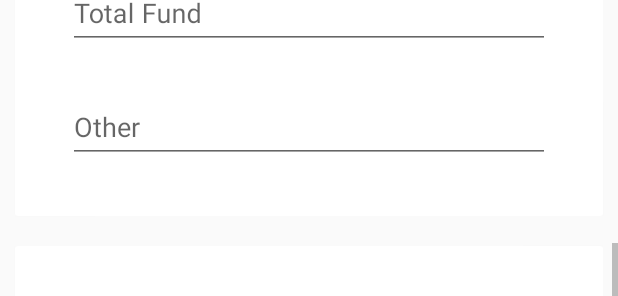
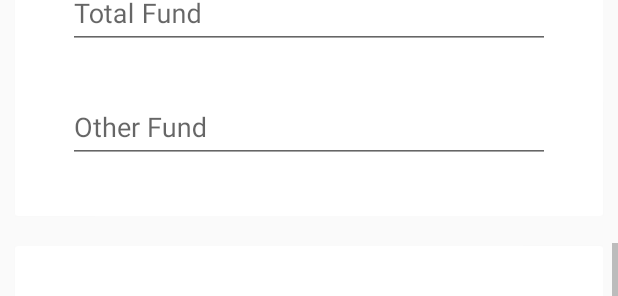
Before and after one commit to amias-samir/Conservation-Tracking, an Android app: the layout hwc_endowment_fund.xml on its own in the app's theme, with its tools: preview values and no code run, scrolled down 1317 dp, on a phone screen of 412 x 824 dp. Shown: the part 569-865 px from the top of the screen. Run offline under Robolectric (Android 15) with nearby library versions, the phone set to English and light mode, and no system bars.

Commit message:
minor issue fixes

```diff
--- a/app/src/main/java/com/naxa/conservationtrackingapp/activities/General_Form.java
+++ b/app/src/main/java/com/naxa/conservationtrackingapp/activities/General_Form.java
@@ -418,6 +418,7 @@ public class General_Form extends AppCompatActivity implements AdapterView.OnIte
         startGps.setOnClickListener(new View.OnClickListener() {
             @Override
             public void onClick(View v) {
+                latLangArray = "";
                 initLat = 0.0; initLong = 0.0; finalLat = 0.0; finalLong = 0.0;
                 listCf.clear();
                 gpslocation.clear();
--- a/app/src/main/java/com/naxa/conservationtrackingapp/forest/ForestFire.java
+++ b/app/src/main/java/com/naxa/conservationtrackingapp/forest/ForestFire.java
@@ -95,6 +95,7 @@ import cn.refactor.lib.colordialog.PromptDialog;
  * Created by ramaan on 1/18/2016.
  */
 public class ForestFire extends AppCompatActivity implements AdapterView.OnItemSelectedListener {
+    private static final String TAG = "ForestFire";
     Toolbar toolbar;
     int CAMERA_PIC_REQUEST = 2;
     Spinner spinnerLandscape, spinnermobilization, spinnercausesOfForestFire;
@@ -858,6 +859,8 @@ public class ForestFire extends AppCompatActivity implements AdapterView.OnItemS
 
             jsonToSend = post_dict.toString();
 
+            Log.d(TAG, "convertDataToJson: "+jsonToSend);
+
             photo_dict.put("photo", encodedImage);
             photoTosend = photo_dict.toString();
 
--- a/app/src/main/java/com/naxa/conservationtrackingapp/forest/ForestProctection.java
+++ b/app/src/main/java/com/naxa/conservationtrackingapp/forest/ForestProctection.java
@@ -100,6 +100,7 @@ import cn.refactor.lib.colordialog.PromptDialog;
  * Created by ramaan on 1/18/2016.
  */
 public class ForestProctection extends AppCompatActivity implements AdapterView.OnItemSelectedListener {
+    private static final String TAG ="ForestProctection" ;
     Toolbar toolbar;
     //change for more photos
     int CAMERA_PIC_REQUEST = 2;
@@ -1312,6 +1313,8 @@ public class ForestProctection extends AppCompatActivity implements AdapterView.
 
             jsonToSend = post_dict.toString();
 
+            Log.d(TAG, "convertDataToJson: "+jsonToSend);
+
             photo_dict.put("photo", encodedImage);
             photo_dict.put("photo2", encodedImageCompleted);
             photo_dict.put("photo3", encodedImageMonitoring);
--- a/app/src/main/java/com/naxa/conservationtrackingapp/human_wildlife_conflict_management/HWCMitigationSupport.java
+++ b/app/src/main/java/com/naxa/conservationtrackingapp/human_wildlife_conflict_management/HWCMitigationSupport.java
@@ -104,6 +104,7 @@ import cn.refactor.lib.colordialog.PromptDialog;
  * Created by ramaan on 1/18/2016.
  */
 public class HWCMitigationSupport extends AppCompatActivity implements AdapterView.OnItemSelectedListener {
+    private static final String TAG ="HWCMitigationSupport" ;
     Toolbar toolbar;
 
     //change for more photos
@@ -1168,6 +1169,8 @@ public class HWCMitigationSupport extends AppCompatActivity implements AdapterVi
 
             jsonToSend = post_dict.toString();
 
+            Log.d(TAG, "convertDataToJson: "+jsonToSend);
+
             photo_dict.put("photo", encodedImage);
             photo_dict.put("photo2", encodedImageCompleted);
             photo_dict.put("photo3", encodedImageMonitoring);
@@ -1267,7 +1270,8 @@ public class HWCMitigationSupport extends AppCompatActivity implements AdapterVi
             tvNameAndNumber.setText("");
             tvValue.setText("");
         } else {
-            String[] actions1 = activity_name.split("   ");
+            Log.e(TAG, "parseJson: "+activity_name );
+            String[] actions1 = activity_name.split("  ");
             tvNameAndNumber.setText(actions1[0]);
             tvValue.setText(actions1[1]);
         }
--- a/app/src/main/java/com/naxa/conservationtrackingapp/wmm/WetlandManagement.java
+++ b/app/src/main/java/com/naxa/conservationtrackingapp/wmm/WetlandManagement.java
@@ -1202,6 +1202,8 @@ public class WetlandManagement extends AppCompatActivity implements AdapterView.
 
             jsonToSend = post_dict.toString();
 
+            Log.d(TAG, "convertDataToJson: "+jsonToSend);
+
             photo_dict.put("photo", encodedImage);
             photo_dict.put("photo2", encodedImageCompleted);
             photo_dict.put("photo3", encodedImageMonitoring);
--- a/app/src/main/res/layout/hwc_endowment_fund.xml
+++ b/app/src/main/res/layout/hwc_endowment_fund.xml
@@ -583,7 +583,7 @@
                                 android:id="@+id/hwc_endowment_fund_FundOthers"
                                 android:layout_width="fill_parent"
                                 android:layout_height="wrap_content"
-                                android:hint="Other"
+                                android:hint="Other Fund"
                                 android:inputType="number"
                                 android:layout_marginTop="45dp"
                                 />
```
